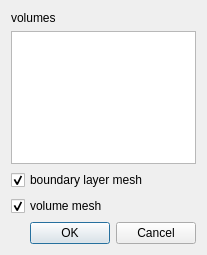
enGits/engrid, file src/libengrid/guicreatevolumemesh.ui: the form before one commit.
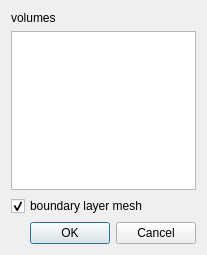
The form after the commit.

Patch:
```diff
--- a/src/libengrid/guicreatevolumemesh.ui
+++ b/src/libengrid/guicreatevolumemesh.ui
@@ -34,16 +34,6 @@
      </property>
     </widget>
    </item>
-   <item>
-    <widget class="QCheckBox" name="m_CheckBoxVolume">
-     <property name="text">
-      <string>volume mesh</string>
-     </property>
-     <property name="checked">
-      <bool>true</bool>
-     </property>
-    </widget>
-   </item>
    <item>
     <spacer name="verticalSpacer">
      <property name="orientation">
```
Left out of the diff: 1 changed line with no effect on the pictures.
